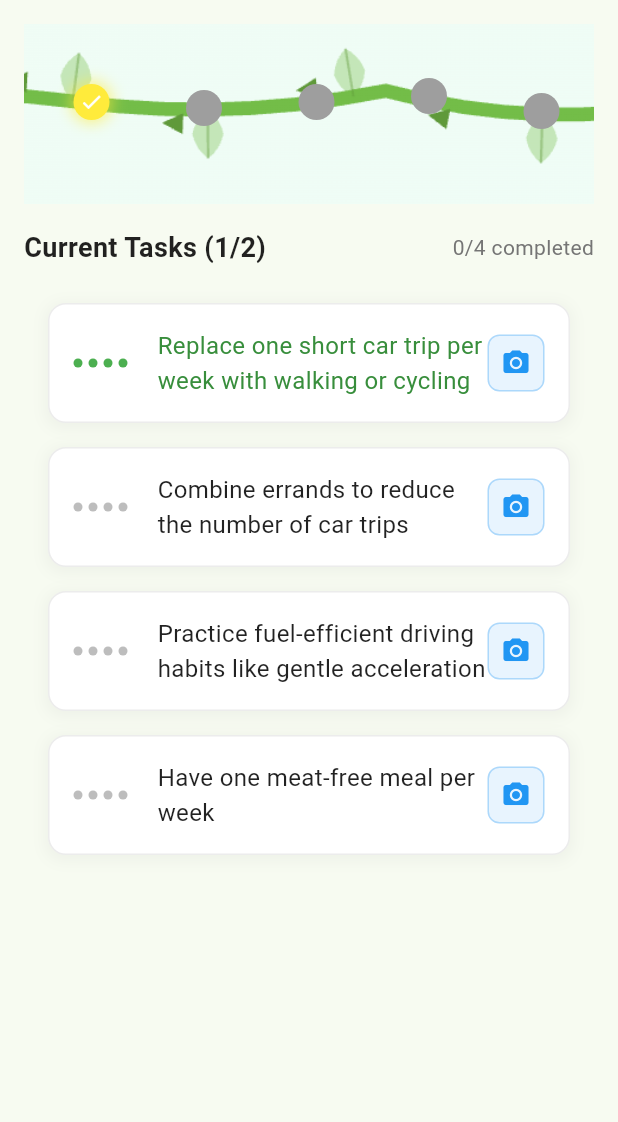
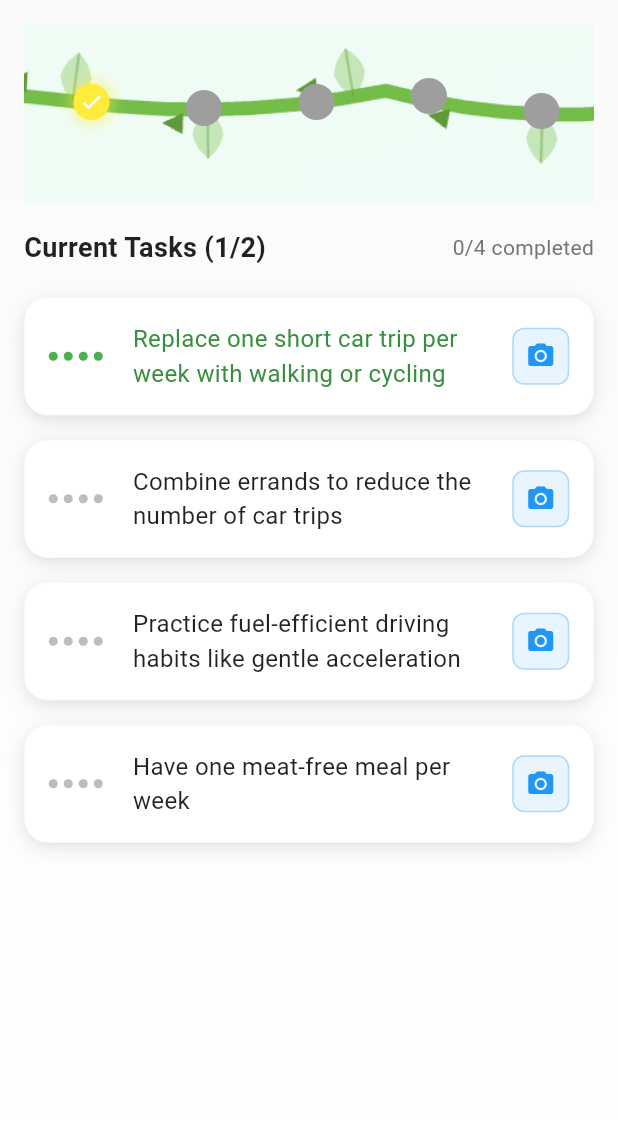
Before and after one commit to Chenuka-Garusinghe/SYNCS-HACK-25, a Flutter app: the GameScreen screen opened directly, on a phone screen of 412 x 824 dp, the part 114-1236 px from its top. Run offline on Flutter 3.47's test engine with Material 3 defaults, Android fonts, the phone set to English and light mode, and no system bars; our stand-ins replace flutter_dotenv, image_picker, rive.

Commit message:
Added Rive animations for avatar selection and updated dependencies. Introduced new assets for animations and improved UI elements in the GameScreen and ChooseAvatarScreen. Enhanced task item styling and integrated Rive plugin across platforms.

```diff
--- a/terrago/lib/screens/game_screen.dart
+++ b/terrago/lib/screens/game_screen.dart
@@ -187,7 +187,18 @@ class _GameScreenState extends State<GameScreen> with TickerProviderStateMixin {
       appBar: AppBar(
         title: const Text('Game'),
       ),
-      body: Column(
+      body: Container(
+        decoration: BoxDecoration(
+          gradient: LinearGradient(
+            begin: Alignment.topCenter,
+            end: Alignment.bottomCenter,
+            colors: [
+              Colors.grey[50]!,
+              Colors.white,
+            ],
+          ),
+        ),
+        child: Column(
           children: [
             // child 1: avatar
             const Column(
@@ -215,12 +226,18 @@ class _GameScreenState extends State<GameScreen> with TickerProviderStateMixin {
               ),
             ),
             // child 3: Task List
-          Padding(
+            Expanded(
+              child: CustomScrollView(
+                // iOS 18 notification center style physics
+                physics: const BouncingScrollPhysics(
+                  parent: AlwaysScrollableScrollPhysics(),
+                ),
+                slivers: [
+                  // Header section
+                  SliverToBoxAdapter(
+                    child: Padding(
                       padding: const EdgeInsets.symmetric(horizontal: 16.0),
-            child: Column(
-              crossAxisAlignment: CrossAxisAlignment.start,
-              children: [
-                Padding(
+                      child: Padding(
                         padding: const EdgeInsets.only(bottom: 16.0),
                         child: Row(
                           mainAxisAlignment: MainAxisAlignment.spaceBetween,
@@ -243,9 +260,13 @@ class _GameScreenState extends State<GameScreen> with TickerProviderStateMixin {
                           ],
                         ),
                       ),
-                ...currentTasks.asMap().entries.map((entry) {
-                  final index = entry.key;
-                  final task = entry.value;
+                    ),
+                  ),
+                  // Task items with iOS-style stacking
+                  SliverList(
+                    delegate: SliverChildBuilderDelegate(
+                      (context, index) {
+                        final task = currentTasks[index];
                         final isCompleted = index < currentTaskIndex;
                         final isCurrentTask = index == currentTaskIndex;
 
@@ -253,24 +274,42 @@ class _GameScreenState extends State<GameScreen> with TickerProviderStateMixin {
                           animation: _bounceAnimations[index],
                           builder: (context, child) {
                             return Transform.translate(
-                        offset: Offset(0, _bounceAnimations[index].value * 10),
+                              offset: Offset(
+                                  0, _bounceAnimations[index].value * 10),
+                              child: Container(
+                                margin: EdgeInsets.only(
+                                  left: 16.0,
+                                  right: 16.0,
+                                  bottom: index == currentTasks.length - 1
+                                      ? 16.0
+                                      : 8.0,
+                                ),
                                 child: TaskItemHolder(
                                   taskText: task,
                                   isCompleted: isCompleted,
                                   onCameraTap: () => _onCameraTap(index),
                                   dotColor: isCurrentTask ? Colors.green : null,
-                          textColor: isCurrentTask ? Colors.green[700] : null,
-                          // Don't change icon color - keep default camera button styling
+                                  textColor:
+                                      isCurrentTask ? Colors.green[700] : null,
+                                ),
                               ),
                             );
                           },
                         );
-                }).toList(),
+                      },
+                      childCount: currentTasks.length,
+                    ),
+                  ),
+                  // Bottom padding for better scroll experience
+                  const SliverToBoxAdapter(
+                    child: SizedBox(height: 20),
+                  ),
                 ],
               ),
             ),
           ],
         ),
+      ),
     );
   }
 }
--- a/terrago/lib/widgets/task_item_holder.dart
+++ b/terrago/lib/widgets/task_item_holder.dart
@@ -21,24 +21,30 @@ class TaskItemHolder extends StatelessWidget {
   @override
   Widget build(BuildContext context) {
     return Container(
-      margin: const EdgeInsets.symmetric(vertical: 8, horizontal: 16),
+      margin: const EdgeInsets.symmetric(vertical: 4, horizontal: 0),
       padding: const EdgeInsets.all(16),
       decoration: BoxDecoration(
         color: Colors.white,
-        borderRadius: BorderRadius.circular(12),
+        borderRadius: BorderRadius.circular(16),
         boxShadow: [
           BoxShadow(
-            color: Colors.grey.withOpacity(0.1),
-            blurRadius: 8,
-            spreadRadius: 2,
+            color: Colors.black.withOpacity(0.08),
+            blurRadius: 12,
+            spreadRadius: 0,
+            offset: const Offset(0, 4),
+          ),
+          BoxShadow(
+            color: Colors.black.withOpacity(0.04),
+            blurRadius: 4,
+            spreadRadius: 0,
             offset: const Offset(0, 2),
           ),
         ],
         border: Border.all(
           color: isCompleted
-              ? Colors.green.withOpacity(0.3)
-              : Colors.grey.withOpacity(0.2),
-          width: 1,
+              ? Colors.green.withOpacity(0.2)
+              : Colors.grey.withOpacity(0.1),
+          width: 0.5,
         ),
       ),
       child: Row(
@@ -61,7 +67,6 @@ class TaskItemHolder extends StatelessWidget {
               }),
             ),
           ),
-
           Expanded(
             child: Text(
               taskText,
@@ -76,7 +81,6 @@ class TaskItemHolder extends StatelessWidget {
               ),
             ),
           ),
-
           GestureDetector(
             onTap: onCameraTap,
             child: Container(
--- a/terrago/pubspec.yaml
+++ b/terrago/pubspec.yaml
@@ -28,6 +28,8 @@ environment:
 # the latest version available on pub.dev. To see which dependencies have newer
 # versions available, run `flutter pub outdated`.
 dependencies:
+  rive: ^0.13.20
+
   flutter:
     sdk: flutter
 
@@ -66,6 +68,9 @@ flutter:
   assets:
     - ./assets/ui/image.png
     - ./assets/ui/building.png
+    - ./assets/floating-2.riv
+    - ./assets/floating-3.riv
+    - ./assets/floating-4.riv
     - .env
 
 
```
Also changed, not shown: terrago/lib/screens/chooseAvatar_screen.dart (+19 -14 lines), terrago/lib/screens/explore_page.dart (added), terrago/pubspec.lock, 10 other files. Lines whose indentation alone changed are shown as unchanged.
